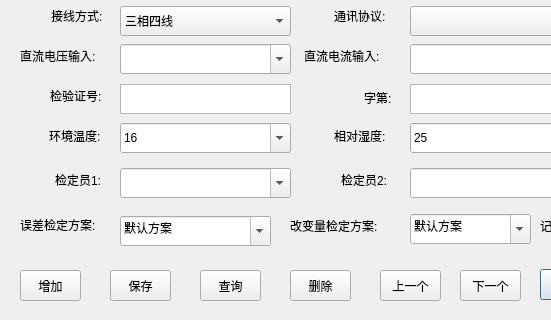
Paul3326/FFT_4Qt, file Project/pro/ui/rtu_para.ui: the form before one commit; both pictures show x 0 to 551 and y 280 to 600 of the 675 by 600 pixel window.
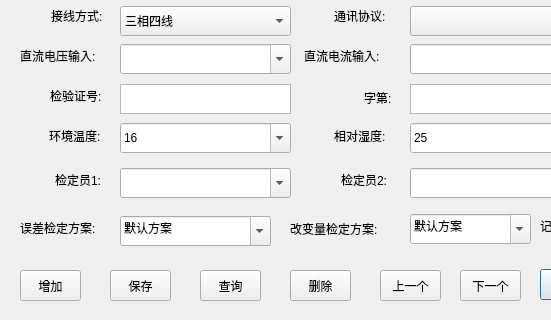
The form after the commit.

The edit to the form file:
```diff
--- a/Project/pro/ui/rtu_para.ui
+++ b/Project/pro/ui/rtu_para.ui
@@ -1096,7 +1096,7 @@
    <property name="geometry">
     <rect>
      <x>290</x>
-     <y>490</y>
+     <y>493</y>
      <width>121</width>
      <height>31</height>
     </rect>
@@ -1151,7 +1151,7 @@
    <property name="geometry">
     <rect>
      <x>20</x>
-     <y>490</y>
+     <y>493</y>
      <width>100</width>
      <height>30</height>
     </rect>
```
